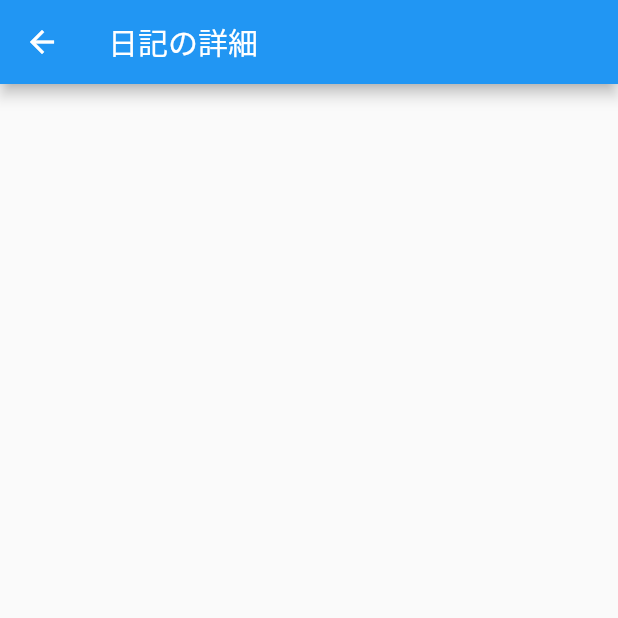
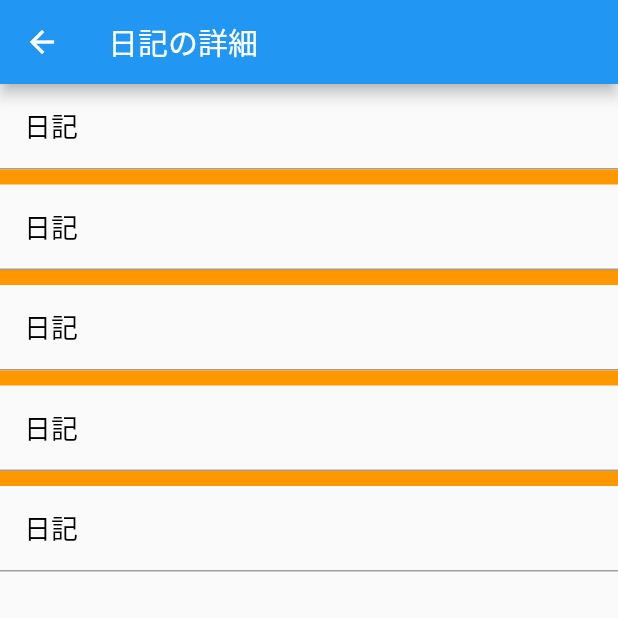
Before and after one commit to rikuProgramer/rick_stressapp_test, a Flutter app: the NikkiDetail screen opened directly, on a phone screen of 412 x 824 dp, the top half of it. Run offline on Flutter 3.47's test engine with Material 2 defaults, Android fonts, the phone set to English and light mode, and no system bars.

```diff
--- a/lib/Nikki_detail.dart
+++ b/lib/Nikki_detail.dart
@@ -10,24 +10,53 @@ class NikkiDetail extends StatefulWidget {
 }
 
 class _NikkiDetailState extends State<NikkiDetail> {
-  List<String> nikkiTitle = [];
+  List<String> nikkiTitle = ["日記", "日記", "日記", "日記", "日記", ];
   List<String> nikkiText = [];
   List<String> nikkiEmotion = [];
   List<String> nikkiStressPoint = [];
 
   @override
   Widget build(BuildContext context) {
+    final double deviceWidth = MediaQuery.of(context).size.width;
+
     return Scaffold(
-      appBar: AppBar(
-        title: const Text('日記の詳細'),
-      ),
-      body: ListView.builder(
-          itemBuilder: (BuildContext context, int index){
-            return ListTile(
-
-            );
+        appBar: AppBar(
+          title: const Text('日記の詳細'),
+        ),
+        body: ListView.separated(
+          itemBuilder: (BuildContext context, int index) {
+            return _messageItem(nikkiTitle[index]);
           },
-      ),
-    );
+          separatorBuilder: (BuildContext context, int index) {
+            return separatorItem();
+          },
+          itemCount: nikkiTitle.length,
+        ));
   }
 }
+
+Widget separatorItem() {
+  return Container(
+    height: 10,
+    color: Colors.orange,
+  );
+}
+
+Widget _messageItem(String title) {
+  return Container(
+    decoration: new BoxDecoration(
+        border: new Border(bottom: BorderSide(width: 1.0, color: Colors.grey))),
+    child: ListTile(
+      title: Text(
+        title,
+        style: const TextStyle(color: Colors.black, fontSize: 18.0),
+      ),
+      onTap: () {
+        print("onTap called.");
+      }, // タップ
+      onLongPress: () {
+        print("onLongTap called.");
+      }, // 長押し
+    ),
+  );
+}
--- a/lib/nikki_view_home.dart
+++ b/lib/nikki_view_home.dart
@@ -12,7 +12,6 @@ class NikkiView extends StatefulWidget {
 
 class _NikkiPageState extends State<NikkiView> {
   List<String> nikkiTitle = [];
-
 
   @override
   Widget build(BuildContext context) {
@@ -62,7 +61,6 @@ class _NikkiPageState extends State<NikkiView> {
         onPressed: () async {
           final newTitle = await Navigator.of(context).push(
             MaterialPageRoute(builder: (context) {
-
               return const TextAddPage();
             }),
           );
```
Also changed, not shown: lib/Nikki_text_app.dart (+35 -15 lines).
